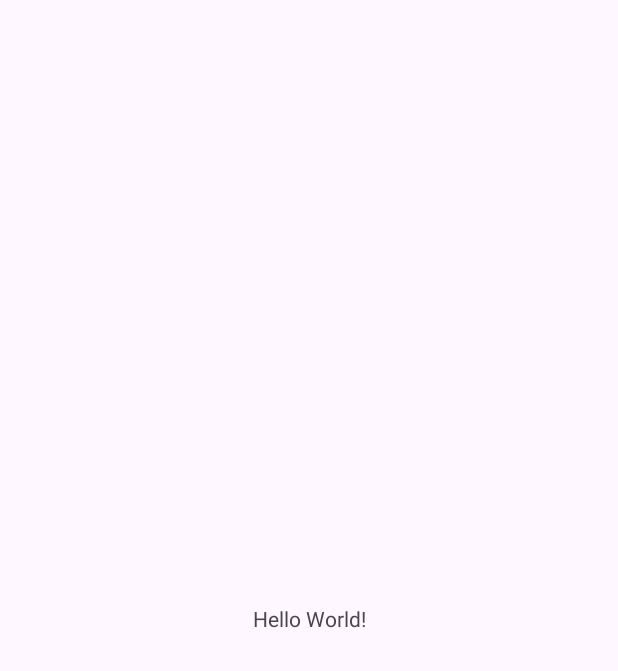
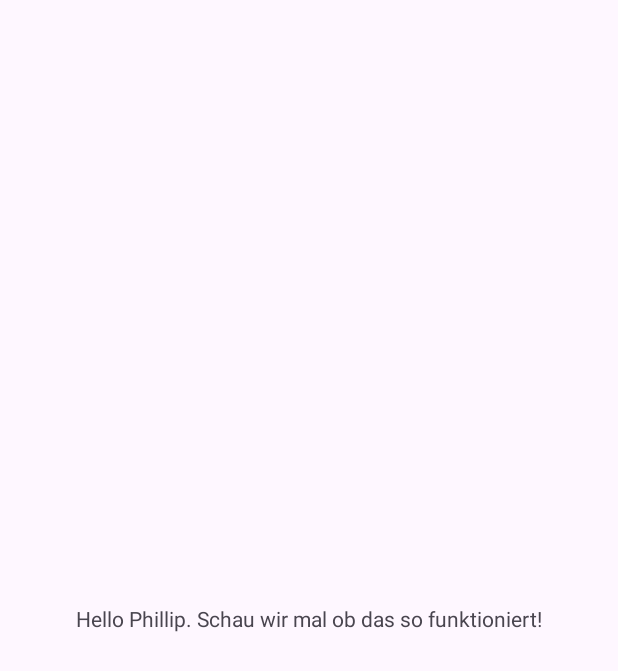
Before and after one commit to philippsnr/Fitness-Tracker, an Android app: the screen it shows after launch (MainActivity), on a phone screen of 412 x 824 dp. Before the commit the part shown is almost empty. Shown: the top 671 px of the screen. Run offline under Robolectric (Android 15) with nearby library versions, the phone set to English and light mode, and no system bars.

Commit message:
Erste Änderung als Github test

```diff
--- a/app/src/main/res/layout/activity_main.xml
+++ b/app/src/main/res/layout/activity_main.xml
@@ -10,7 +10,7 @@
     <TextView
         android:layout_width="wrap_content"
         android:layout_height="wrap_content"
-        android:text="Hello World!"
+        android:text="Hello Phillip. Schau wir mal ob das so funktioniert!"
         app:layout_constraintBottom_toBottomOf="parent"
         app:layout_constraintEnd_toEndOf="parent"
         app:layout_constraintStart_toStartOf="parent"
```
Also changed, not shown: 1 other file.
